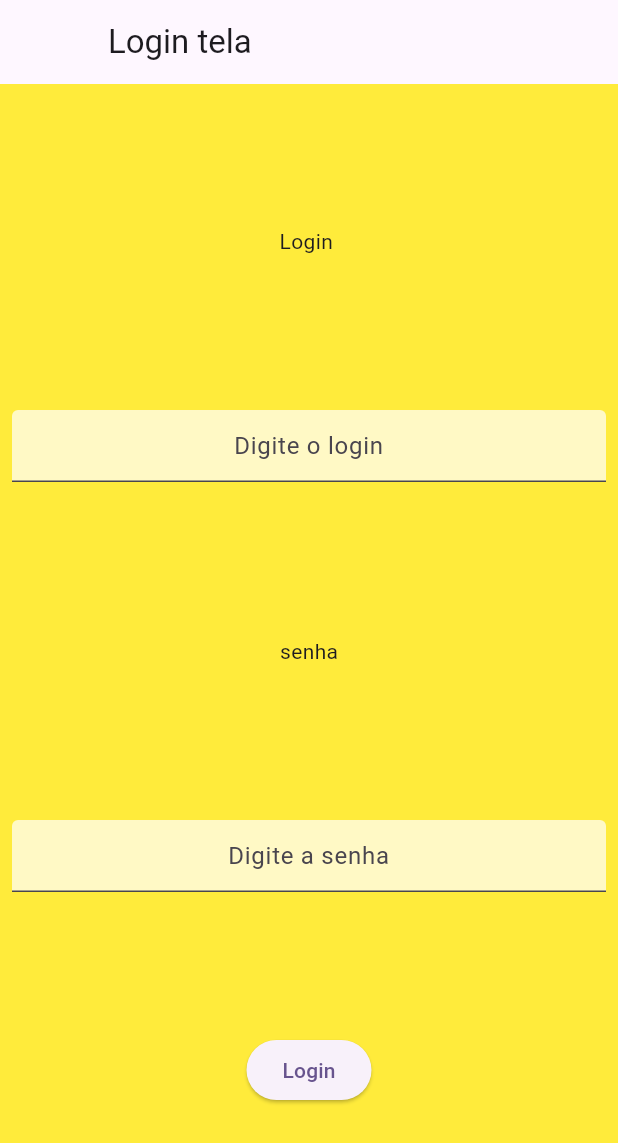
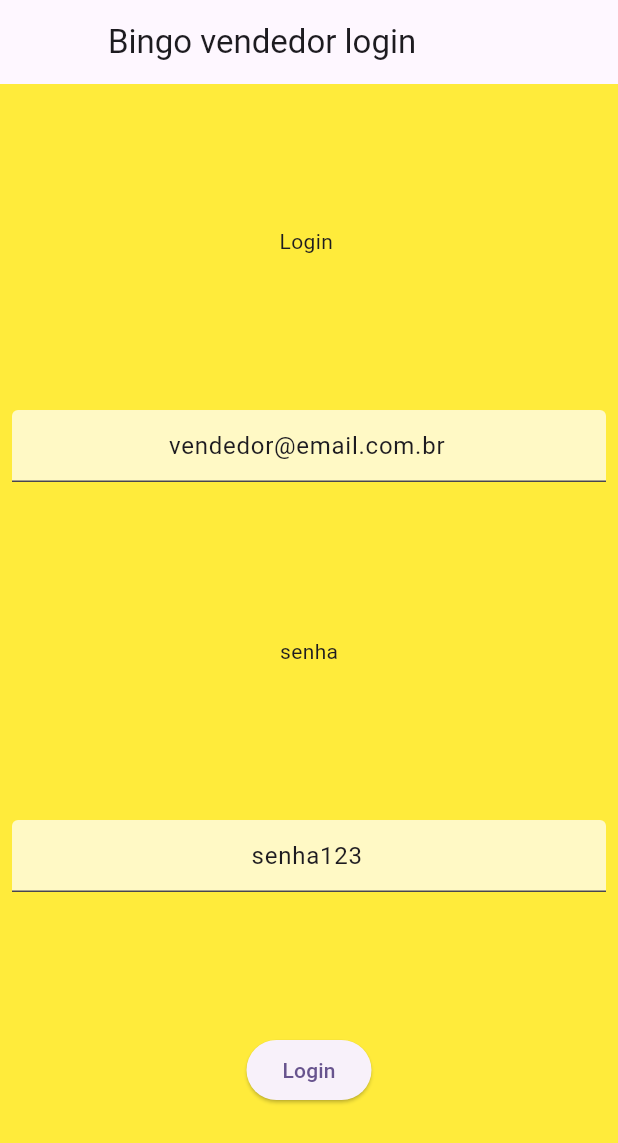
Before and after one commit to slackwarecps/flutter_bingo_app_vendedor, a Flutter app: the LoginScreen screen opened directly, on a phone screen of 412 x 824 dp. Shown: the top 1143 px of the screen. Run offline on Flutter 3.47's test engine with Material 3 defaults, Android fonts, the phone set to English and light mode, and no system bars.

Commit message:
ajuste do login

```diff
--- a/lib/main.dart
+++ b/lib/main.dart
@@ -1,4 +1,5 @@
 import 'package:bingo_app_vendedor/telas/home_screen.dart';
+import 'package:bingo_app_vendedor/telas/login_screen.dart';
 import 'package:flutter/material.dart';
 
 void main() {
@@ -17,7 +18,7 @@
         colorScheme: ColorScheme.fromSeed(seedColor: Colors.deepPurple),
         useMaterial3: true,
       ),
-      home: HomeScreen(),
+      home: LoginScreen(),
     );
   }
 }
--- a/lib/telas/login_screen.dart
+++ b/lib/telas/login_screen.dart
@@ -14,10 +14,12 @@ class _LoginScreenState extends State<LoginScreen> {
 
   @override
   Widget build(BuildContext context) {
+    loginController.text = 'vendedor@email.com.br';
+    passwordController.text = 'senha123';
     return Scaffold(
         appBar: AppBar(
           leading: Container(),
-          title: Text('Login tela'),
+          title: Text('Bingo vendedor login'),
         ),
         body: Container(
           decoration: BoxDecoration(color: Colors.yellow),
```
